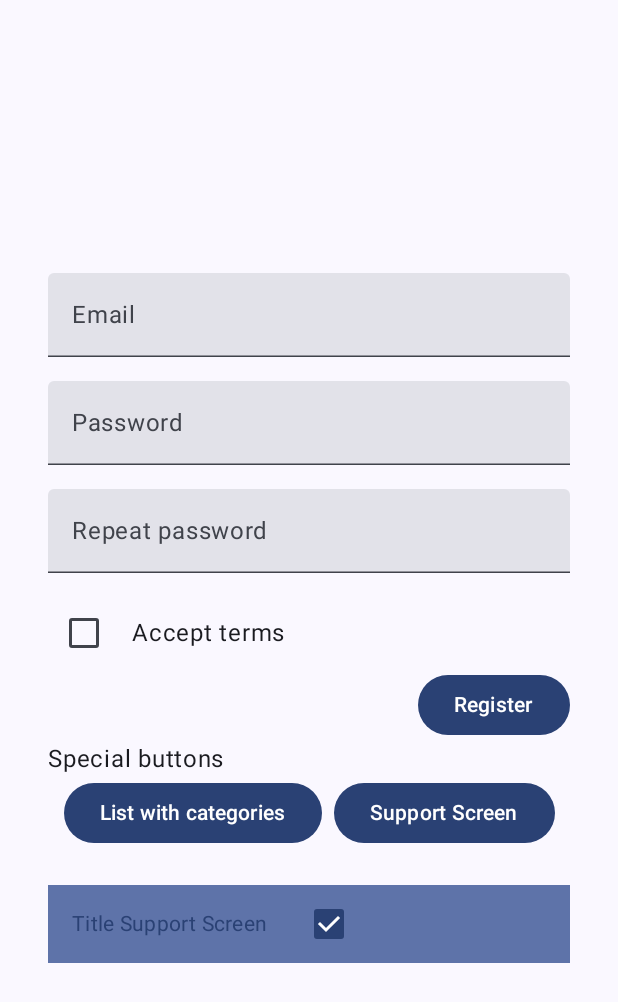
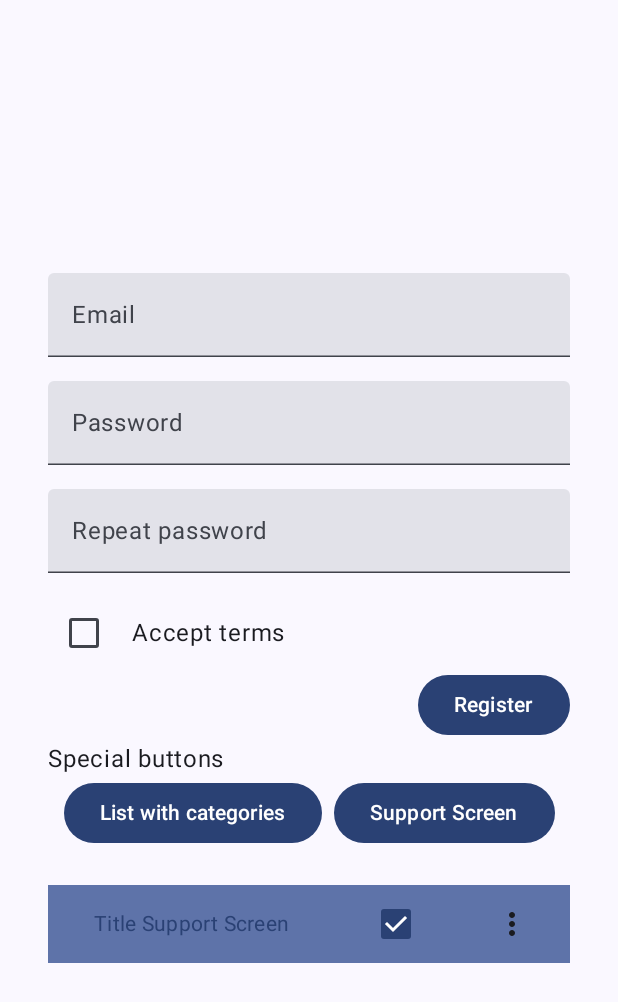
Before and after one commit to pavelfire/ValidateForm, an Android app built with Jetpack Compose: the screen it shows after launch (MainActivity), on a phone screen of 412 x 824 dp. Shown: the top 1002 px of the screen. Run offline under Robolectric (Android 15) with nearby library versions, the phone set to English and light mode, and no system bars.

```diff
--- a/app/src/main/java/com/vk/directop/validateform/presentation/Registration.kt
+++ b/app/src/main/java/com/vk/directop/validateform/presentation/Registration.kt
@@ -12,9 +12,13 @@ import androidx.compose.foundation.layout.height
 import androidx.compose.foundation.layout.padding
 import androidx.compose.foundation.layout.width
 import androidx.compose.foundation.text.KeyboardOptions
+import androidx.compose.material.icons.Icons
+import androidx.compose.material.icons.filled.MoreVert
 import androidx.compose.material3.Button
 import androidx.compose.material3.Checkbox
 import androidx.compose.material3.ExperimentalMaterial3Api
+import androidx.compose.material3.Icon
+import androidx.compose.material3.IconButton
 import androidx.compose.material3.MaterialTheme
 import androidx.compose.material3.Text
 import androidx.compose.material3.TextField
@@ -195,6 +199,7 @@ fun Registration(
                 .height(52.dp)
                 .background(MaterialTheme.colorScheme.primaryContainer),
             verticalAlignment = Alignment.CenterVertically,
+            horizontalArrangement = Arrangement.SpaceAround
         ) {
             Text(
                 modifier = Modifier.padding(start = 16.dp, end = 16.dp),
@@ -203,6 +208,10 @@ fun Registration(
                 color = MaterialTheme.colorScheme.primary
             )
             MyCheckbox()
+            IconButton(
+                onClick = { }) {
+                Icon(Icons.Default.MoreVert, null)
+            }
         }
 
     }
--- a/app/src/main/java/com/vk/directop/validateform/presentation/SupportScreen.kt
+++ b/app/src/main/java/com/vk/directop/validateform/presentation/SupportScreen.kt
@@ -12,6 +12,7 @@ import androidx.compose.ui.text.font.FontWeight
 import androidx.compose.ui.unit.dp
 import androidx.compose.ui.unit.sp
 import com.vk.directop.validateform.data.Category
+import com.vk.directop.validateform.presentation.components.TrackItem
 
 @Composable
 fun SupportScreen(
@@ -28,5 +29,6 @@ fun SupportScreen(
                 .background(MaterialTheme.colorScheme.background)
                 .padding(16.dp)
         )
+        TrackItem()
     }
 }
```
Also changed, not shown: app/src/main/java/com/vk/directop/validateform/presentation/CategorizedLazyColumnViewModel.kt (added, +10 -0 lines), app/src/main/java/com/vk/directop/validateform/presentation/components/TrackItem.kt (added, +51 -0 lines).
